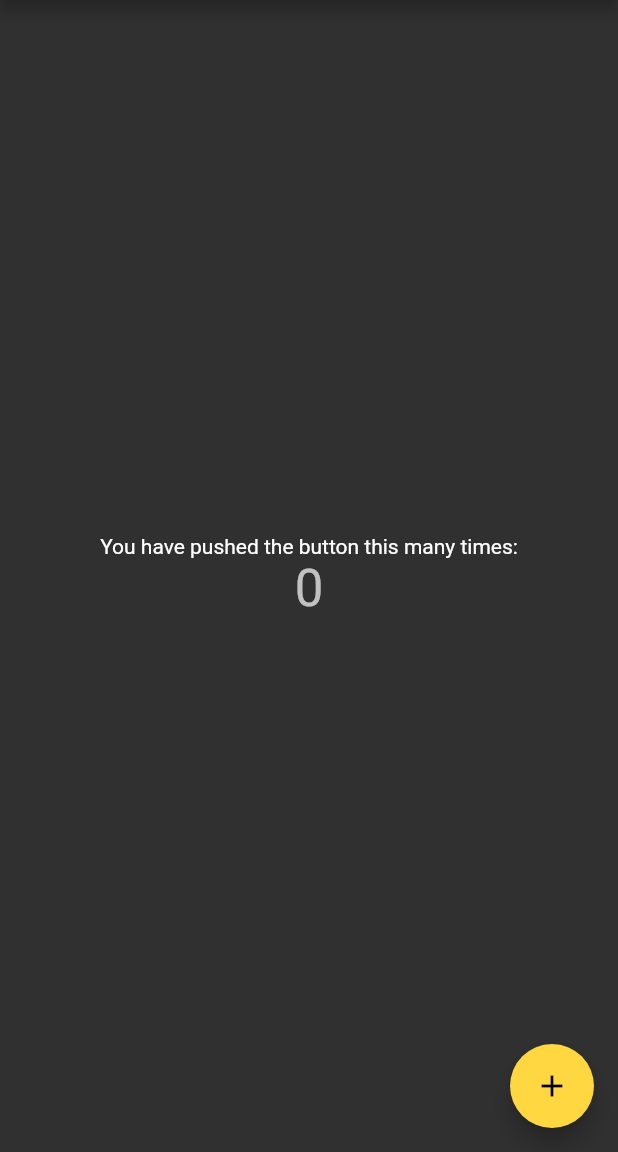
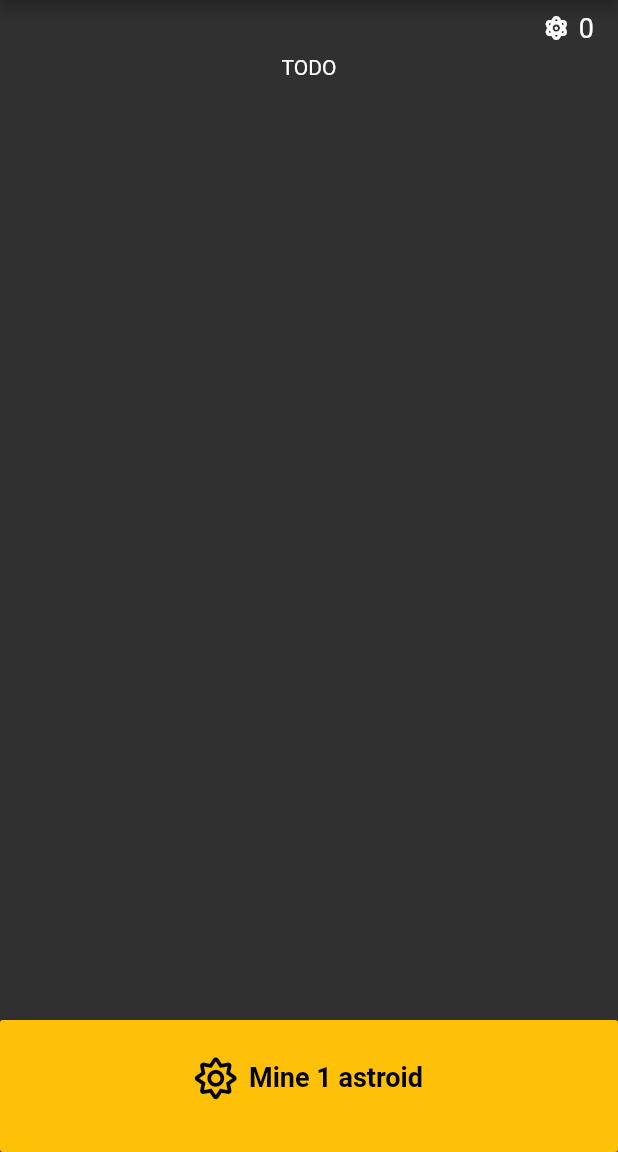
Before and after one commit to ariejan/space_engineer, a Flutter app: the screen it shows after launch, on a phone screen of 412 x 824 dp, the part 84-1236 px from its top. Run offline on Flutter 3.47's test engine with Material 2 defaults, Android fonts, the phone set to English and light mode, and no system bars; our stand-ins replace font_awesome_flutter.

Commit message:
More layout and renaming

```diff
--- a/lib/home_screen.dart
+++ b/lib/home_screen.dart
@@ -1,9 +1,7 @@
 import 'package:flutter/material.dart';
+import 'package:font_awesome_flutter/font_awesome_flutter.dart';
 
 class HomeScreen extends StatefulWidget {
-//  HomeScreen({Key key, this.title}) : super(key: key);
-
-
   final String _title = "Space Engineer";
 
   @override
@@ -11,68 +9,80 @@ class HomeScreen extends StatefulWidget {
 }
 
 class _HomeScreenState extends State<HomeScreen> {
-  int _counter = 0;
+  int _resources = 0;
+  int _astroids = 1;
 
-  void _incrementCounter() {
+  void _mineAstroids() {
     setState(() {
-      // This call to setState tells the Flutter framework that something has
-      // changed in this State, which causes it to rerun the build method below
-      // so that the display can reflect the updated values. If we changed
-      // _counter without calling setState(), then the build method would not be
-      // called again, and so nothing would appear to happen.
-      _counter++;
+      _resources += _randomMiningYield(_astroids);
     });
+  }
+
+  int _randomMiningYield(int astroids) {
+    return astroids * 10;
+  }
+
+  Widget _buildIncrementButton(BuildContext context) {
+    return Align(
+      alignment: Alignment.bottomCenter,
+      child: FlatButton(
+        onPressed: _mineAstroids,
+        padding: const EdgeInsets.fromLTRB(24.0, 24.0, 24.0, 36.0),
+        child: Row(
+          mainAxisAlignment: MainAxisAlignment.center,
+          children: <Widget>[
+            Container(
+              child: FaIcon(FontAwesomeIcons.sun, size: 28.0),
+              padding: const EdgeInsets.only(right: 8.0),
+            ),
+            Text(
+              _astroids == 1 ? "Mine 1 astroid" : "Mine $_astroids astroids",
+              style: TextStyle(
+                fontWeight: FontWeight.bold,
+                fontSize: 18.0,
+              )
+            ),
+          ],
+        ),
+        color: Colors.amber,
+        textColor: Colors.black,
+      )
+    );
   }
 
   @override
   Widget build(BuildContext context) {
-    // This method is rerun every time setState is called, for instance as done
-    // by the _incrementCounter method above.
-    //
-    // The Flutter framework has been optimized to make rerunning build methods
-    // fast, so that you can just rebuild anything that needs updating rather
-    // than having to individually change instances of widgets.
     return Scaffold(
       appBar: AppBar(
-        // Here we take the value from the MyHomePage object that was created by
-        // the App.build method, and use it to set our appbar title.
         title: Text(widget._title),
       ),
-      body: Center(
-        // Center is a layout widget. It takes a single child and positions it
-        // in the middle of the parent.
-        child: Column(
-          // Column is also a layout widget. It takes a list of children and
-          // arranges them vertically. By default, it sizes itself to fit its
-          // children horizontally, and tries to be as tall as its parent.
-          //
-          // Invoke "debug painting" (press "p" in the console, choose the
-          // "Toggle Debug Paint" action from the Flutter Inspector in Android
-          // Studio, or the "Toggle Debug Paint" command in Visual Studio Code)
-          // to see the wireframe for each widget.
-          //
-          // Column has various properties to control how it sizes itself and
-          // how it positions its children. Here we use mainAxisAlignment to
-          // center the children vertically; the main axis here is the vertical
-          // axis because Columns are vertical (the cross axis would be
-          // horizontal).
-          mainAxisAlignment: MainAxisAlignment.center,
-          children: <Widget>[
-            Text(
-              'You have pushed the button this many times:',
+      body: Column(
+        children: <Widget>[
+          Container(
+            padding: const EdgeInsets.fromLTRB(16.0, 8.0, 16.0, 8.0),
+            child: Row(
+              mainAxisAlignment: MainAxisAlignment.end,
+              children: <Widget>[
+                Container(
+                  child: FaIcon(FontAwesomeIcons.atom, size: 16.0),
+                  padding: const EdgeInsets.only(right: 8.0),
+                ),
+                Text(
+                  "$_resources",
+                  style: TextStyle(
+                    fontSize: 18.0,
+                  )
+                )
+              ],
             ),
-            Text(
-              '$_counter',
-              style: Theme.of(context).textTheme.display1,
-            ),
-          ],
-        ),
+          ),
+          Expanded(
+            flex: 10,
+            child: Text("TODO"),
+          ),
+          _buildIncrementButton(context),
+        ],
       ),
-      floatingActionButton: FloatingActionButton(
-        onPressed: _incrementCounter,
-        tooltip: 'Increment',
-        child: Icon(Icons.add),
-      ), // This trailing comma makes auto-formatting nicer for build methods.
     );
   }
 }
--- a/pubspec.yaml
+++ b/pubspec.yaml
@@ -23,6 +23,7 @@ dependencies:
   # The following adds the Cupertino Icons font to your application.
   # Use with the CupertinoIcons class for iOS style icons.
   cupertino_icons: ^0.1.2
+  font_awesome_flutter: ^8.8.1
 
 dev_dependencies:
   flutter_test:
```
Also changed, not shown: pubspec.lock, 1 other file.
